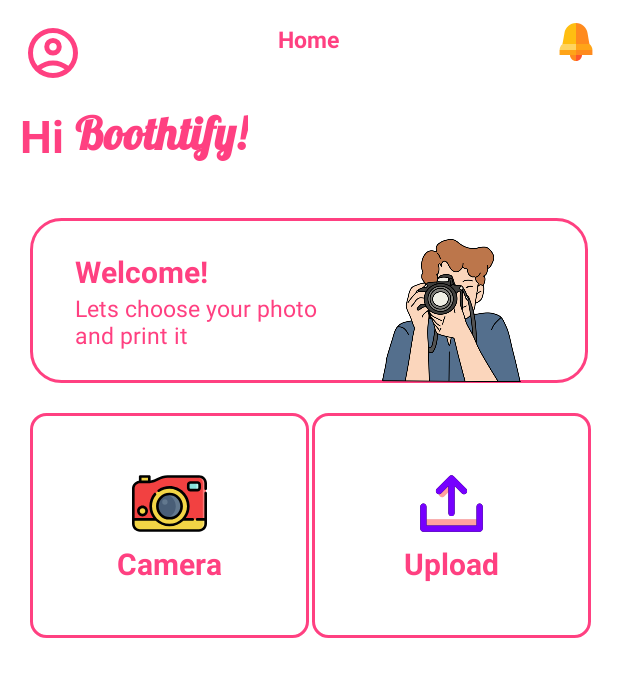
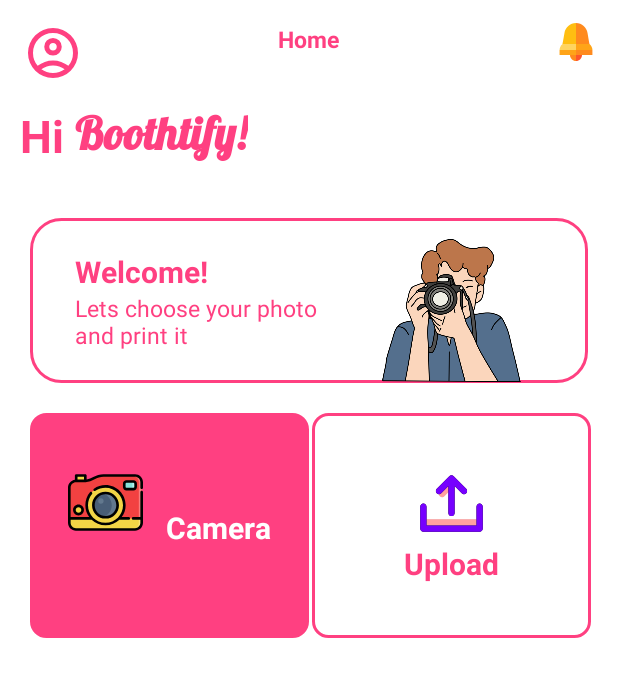
Before and after one commit to Rakhasptro/BelajarAndroidStudio, an Android app: the screen it shows after launch once a user with an empty profile is signed in (MainActivity), on a phone screen of 412 x 824 dp. Shown: the top 677 px of the screen. Run offline under Robolectric (Android 15) with nearby library versions, the phone set to English and light mode, and no system bars; our stand-ins replace Firebase (no records; nobody signed in at launch, a user with empty details on screens opened directly).

Commit message:
update main

```diff
--- a/app/src/main/res/layout/activity_main.xml
+++ b/app/src/main/res/layout/activity_main.xml
@@ -181,15 +181,18 @@
             android:layout_width="0dp"
             android:layout_height="150dp"
             android:layout_margin="2dp"
+            android:backgroundTint="@color/pink"
             android:background="@drawable/ic_button_border"
             android:layout_weight="1"
             android:gravity="center"
-            android:orientation="vertical">
+            android:orientation="horizontal">
 
             <ImageView
                 android:id="@+id/icon_camera"
                 android:layout_width="50dp"
                 android:layout_height="50dp"
+                android:layout_marginEnd="15dp"
+                android:layout_marginBottom="15dp"
                 android:background="?attr/selectableItemBackgroundBorderless"
                 android:contentDescription="@string/des_content1"
                 android:src="@drawable/ic_camera_alert" />
@@ -199,7 +202,7 @@
                 android:layout_height="wrap_content"
                 android:layout_marginTop="1dp"
                 android:text="@string/cam"
-                android:textColor="@color/pink"
+                android:textColor="@color/white"
                 android:textSize="20sp"
                 android:textStyle="bold" />
         </LinearLayout>
```
